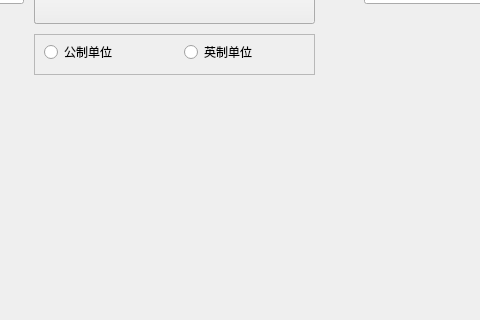
Above: Version 1.1/ui/Volume.ui from HizanLi/Converter before the change; both pictures show x 236 to 716 and y 106 to 426 of the 1228 by 600 pixel window. Below: the same form after it.
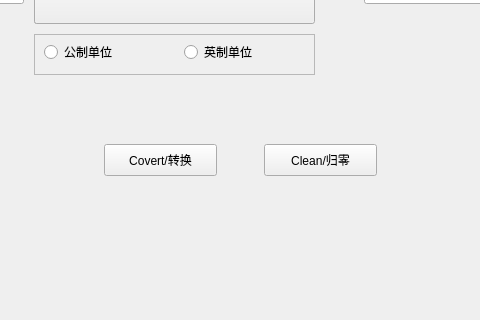
That is the form after the change.

Diff of the .ui file:
```diff
--- a/Version 1.1/ui/Volume.ui
+++ b/Version 1.1/ui/Volume.ui
@@ -328,6 +328,32 @@
      </property>
     </item>
    </widget>
+   <widget class="QPushButton" name="pushVolume">
+    <property name="geometry">
+     <rect>
+      <x>340</x>
+      <y>250</y>
+      <width>113</width>
+      <height>32</height>
+     </rect>
+    </property>
+    <property name="text">
+     <string>Covert/转换</string>
+    </property>
+   </widget>
+   <widget class="QPushButton" name="cleancolume">
+    <property name="geometry">
+     <rect>
+      <x>500</x>
+      <y>250</y>
+      <width>113</width>
+      <height>32</height>
+     </rect>
+    </property>
+    <property name="text">
+     <string>Clean/归零</string>
+    </property>
+   </widget>
   </widget>
   <widget class="QMenuBar" name="menubar">
    <property name="geometry">
```
Left out of the diff: 2 changed lines with no effect on the pictures.
